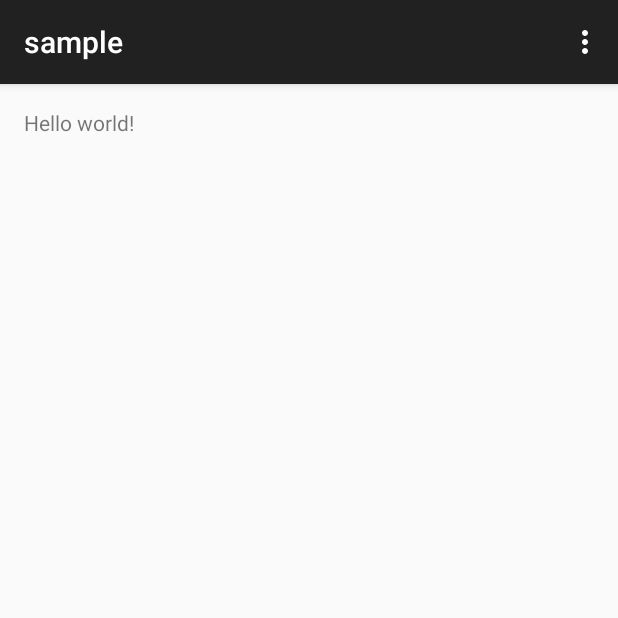
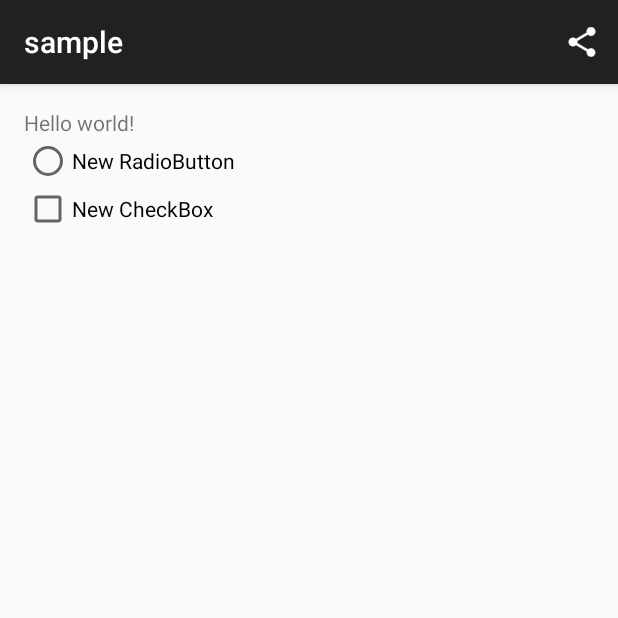
Before and after one commit to Commit451/Easel, an Android app: the screen it shows after launch (MainActivity), on a phone screen of 412 x 824 dp, the top half of it. Run offline under Robolectric (Android 15) with nearby library versions, the phone set to English and light mode, and no system bars.

```diff
--- a/app/build.gradle
+++ b/app/build.gradle
@@ -22,4 +22,5 @@ android {
 dependencies {
     compile fileTree(dir: 'libs', include: ['*.jar'])
     compile 'com.android.support:appcompat-v7:22.2.1'
+    compile 'com.larswerkman:HoloColorPicker:1.5'
 }
--- /dev/null
+++ b/app/src/main/java/com/commit451/easel/sample/ColorDialog.java
@@ -0,0 +1,14 @@
+package com.commit451.easel.sample;
+
+import android.content.Context;
+import android.support.v7.app.AppCompatDialog;
+
+/**
+ * Created by Jawn on 7/28/2015.
+ */
+public class ColorDialog extends AppCompatDialog {
+
+    public ColorDialog(Context context) {
+        super(context);
+    }
+}
--- a/app/src/main/java/com/commit451/easel/sample/MainActivity.java
+++ b/app/src/main/java/com/commit451/easel/sample/MainActivity.java
@@ -1,6 +1,5 @@
 package com.commit451.easel.sample;
 
-import android.support.v7.app.ActionBarActivity;
 import android.os.Bundle;
 import android.support.v7.app.AppCompatActivity;
 import android.view.Menu;
@@ -27,11 +26,10 @@ public class MainActivity extends AppCompatActivity {
         // Handle action bar item clicks here. The action bar will
         // automatically handle clicks on the Home/Up button, so long
         // as you specify a parent activity in AndroidManifest.xml.
-        int id = item.getItemId();
+        switch (item.getItemId()) {
+            case R.id.action_share:
 
-        //noinspection SimplifiableIfStatement
-        if (id == R.id.action_settings) {
-            return true;
+                return true;
         }
 
         return super.onOptionsItemSelected(item);
--- a/app/src/main/res/layout/activity_main.xml
+++ b/app/src/main/res/layout/activity_main.xml
@@ -1,11 +1,29 @@
-<RelativeLayout xmlns:android="http://schemas.android.com/apk/res/android"
+<LinearLayout xmlns:android="http://schemas.android.com/apk/res/android"
     xmlns:tools="http://schemas.android.com/tools" android:layout_width="match_parent"
-    android:layout_height="match_parent" android:paddingLeft="@dimen/activity_horizontal_margin"
+    android:layout_height="match_parent"
+    android:orientation="vertical"
+    android:paddingLeft="@dimen/activity_horizontal_margin"
     android:paddingRight="@dimen/activity_horizontal_margin"
     android:paddingTop="@dimen/activity_vertical_margin"
     android:paddingBottom="@dimen/activity_vertical_margin" tools:context=".MainActivity">
 
     <TextView android:text="@string/hello_world" android:layout_width="wrap_content"
-        android:layout_height="wrap_content" />
+        android:layout_height="wrap_content"
+        android:id="@+id/textView" />
 
-</RelativeLayout>
+    <RadioButton
+        android:layout_width="wrap_content"
+        android:layout_height="wrap_content"
+        android:text="New RadioButton"
+        android:id="@+id/radioButton" />
+
+    <CheckBox
+        android:layout_width="wrap_content"
+        android:layout_height="wrap_content"
+        android:text="New CheckBox"
+        android:id="@+id/checkBox" />
+
+
+
+
+</LinearLayout>
--- a/app/src/main/res/menu/menu_main.xml
+++ b/app/src/main/res/menu/menu_main.xml
@@ -1,6 +1,10 @@
 <menu xmlns:android="http://schemas.android.com/apk/res/android"
     xmlns:app="http://schemas.android.com/apk/res-auto"
     xmlns:tools="http://schemas.android.com/tools" tools:context=".MainActivity">
-    <item android:id="@+id/action_settings" android:title="@string/action_settings"
-        android:orderInCategory="100" app:showAsAction="never" />
+
+    <item
+        android:id="@+id/action_share"
+        android:title="@string/action_share"
+        android:icon="@drawable/ic_share"
+        app:showAsAction="ifRoom" />
 </menu>
--- a/app/src/main/res/values/strings.xml
+++ b/app/src/main/res/values/strings.xml
@@ -3,4 +3,5 @@
 
     <string name="hello_world">Hello world!</string>
     <string name="action_settings">Settings</string>
+    <string name="action_share">Share</string>
 </resources>
```
Also changed, not shown: app/src/main/res/drawable-hdpi/ic_share.png (added), app/src/main/res/drawable-mdpi/ic_share.png (added), app/src/main/res/drawable-xhdpi/ic_share.png (added), app/src/main/res/drawable-xxhdpi/ic_share.png (added), app/src/main/res/drawable-xxxhdpi/ic_share.png (added).
